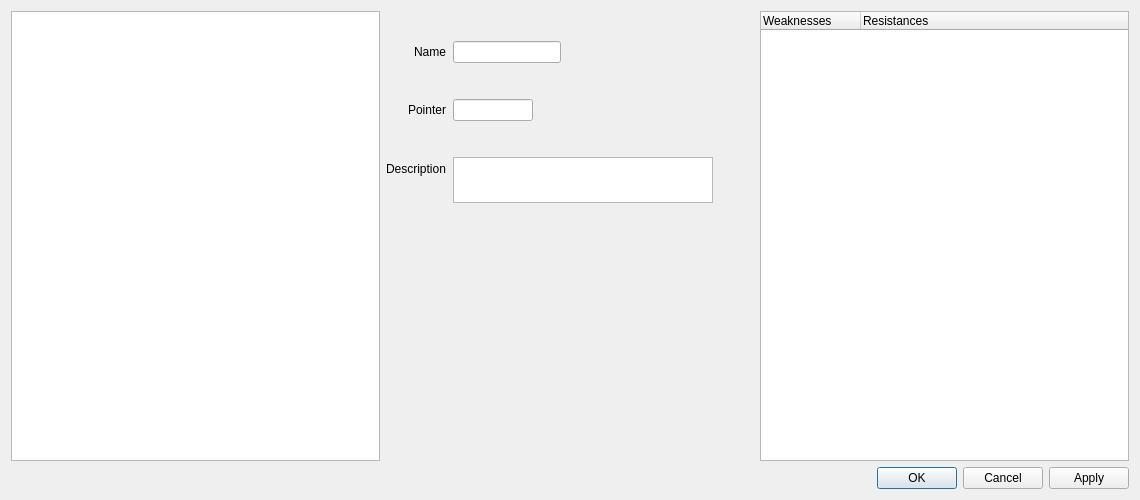
LagoLunatic/DSVEdit, file dsvedit/enemy_editor.ui: the form before one commit.
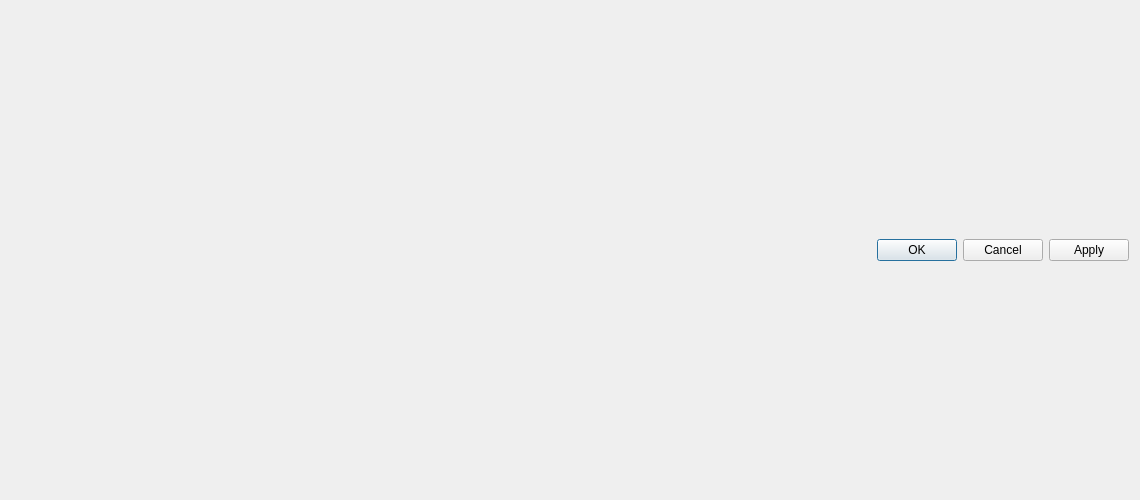
The form after the commit.

Commit message: Refactor so enemy editor and item editor use the same code

Patch:
```diff
--- a/dsvedit/enemy_editor.ui
+++ b/dsvedit/enemy_editor.ui
@@ -21,166 +21,7 @@
   </property>
   <layout class="QVBoxLayout" name="verticalLayout">
    <item>
-    <layout class="QHBoxLayout" name="horizontalLayout">
-     <item>
-      <widget class="QListWidget" name="enemy_list"/>
-     </item>
-     <item>
-      <layout class="QVBoxLayout" name="verticalLayout_2">
-       <item>
-        <layout class="QFormLayout" name="formLayout">
-         <property name="fieldGrowthPolicy">
-          <enum>QFormLayout::AllNonFixedFieldsGrow</enum>
-         </property>
-         <property name="rowWrapPolicy">
-          <enum>QFormLayout::DontWrapRows</enum>
-         </property>
-         <property name="labelAlignment">
-          <set>Qt::AlignRight|Qt::AlignTrailing|Qt::AlignVCenter</set>
-         </property>
-         <property name="horizontalSpacing">
-          <number>7</number>
-         </property>
-         <item row="0" column="0">
-          <widget class="QLabel" name="label">
-           <property name="text">
-            <string>Name</string>
-           </property>
-          </widget>
-         </item>
-         <item row="0" column="1">
-          <widget class="QLineEdit" name="name">
-           <property name="sizePolicy">
-            <sizepolicy hsizetype="Fixed" vsizetype="Fixed">
-             <horstretch>0</horstretch>
-             <verstretch>0</verstretch>
-            </sizepolicy>
-           </property>
-           <property name="readOnly">
-            <bool>true</bool>
-           </property>
-          </widget>
-         </item>
-         <item row="2" column="0">
-          <widget class="QLabel" name="label_10">
-           <property name="text">
-            <string>Description</string>
-           </property>
-          </widget>
-         </item>
-         <item row="2" column="1">
-          <widget class="QPlainTextEdit" name="desc">
-           <property name="minimumSize">
-            <size>
-             <width>260</width>
-             <height>0</height>
-            </size>
-           </property>
-           <property name="maximumSize">
-            <size>
-             <width>0</width>
-             <height>46</height>
-            </size>
-           </property>
-           <property name="readOnly">
-            <bool>true</bool>
-           </property>
-          </widget>
-         </item>
-         <item row="1" column="0">
-          <widget class="QLabel" name="label_2">
-           <property name="text">
-            <string>Pointer</string>
-           </property>
-          </widget>
-         </item>
-         <item row="1" column="1">
-          <widget class="QLineEdit" name="pointer">
-           <property name="maximumSize">
-            <size>
-             <width>80</width>
-             <height>16777215</height>
-            </size>
-           </property>
-          </widget>
-         </item>
-        </layout>
-       </item>
-       <item>
-        <layout class="QHBoxLayout" name="horizontalLayout_2" stretch="0,0">
-         <item>
-          <layout class="QVBoxLayout" name="verticalLayout_4">
-           <item>
-            <spacer name="verticalSpacer_2">
-             <property name="orientation">
-              <enum>Qt::Vertical</enum>
-             </property>
-             <property name="sizeHint" stdset="0">
-              <size>
-               <width>20</width>
-               <height>40</height>
-              </size>
-             </property>
-            </spacer>
-           </item>
-           <item>
-            <layout class="QFormLayout" name="attribute_layout_left">
-             <property name="fieldGrowthPolicy">
-              <enum>QFormLayout::AllNonFixedFieldsGrow</enum>
-             </property>
-             <property name="labelAlignment">
-              <set>Qt::AlignRight|Qt::AlignTrailing|Qt::AlignVCenter</set>
-             </property>
-            </layout>
-           </item>
-          </layout>
-         </item>
-         <item>
-          <layout class="QVBoxLayout" name="verticalLayout_5">
-           <item>
-            <spacer name="verticalSpacer">
-             <property name="orientation">
-              <enum>Qt::Vertical</enum>
-             </property>
-             <property name="sizeHint" stdset="0">
-              <size>
-               <width>20</width>
-               <height>40</height>
-              </size>
-             </property>
-            </spacer>
-           </item>
-           <item>
-            <layout class="QFormLayout" name="attribute_layout_right">
-             <property name="fieldGrowthPolicy">
-              <enum>QFormLayout::AllNonFixedFieldsGrow</enum>
-             </property>
-             <property name="labelAlignment">
-              <set>Qt::AlignRight|Qt::AlignTrailing|Qt::AlignVCenter</set>
-             </property>
-            </layout>
-           </item>
-          </layout>
-         </item>
-        </layout>
-       </item>
-      </layout>
-     </item>
-     <item>
-      <widget class="QTreeWidget" name="treeWidget">
-       <column>
-        <property name="text">
-         <string>Weaknesses</string>
-        </property>
-       </column>
-       <column>
-        <property name="text">
-         <string>Resistances</string>
-        </property>
-       </column>
-      </widget>
-     </item>
-    </layout>
+    <layout class="QHBoxLayout" name="horizontalLayout"/>
    </item>
    <item>
     <widget class="QDialogButtonBox" name="buttonBox">
```
The commit also changes 15 other files.
